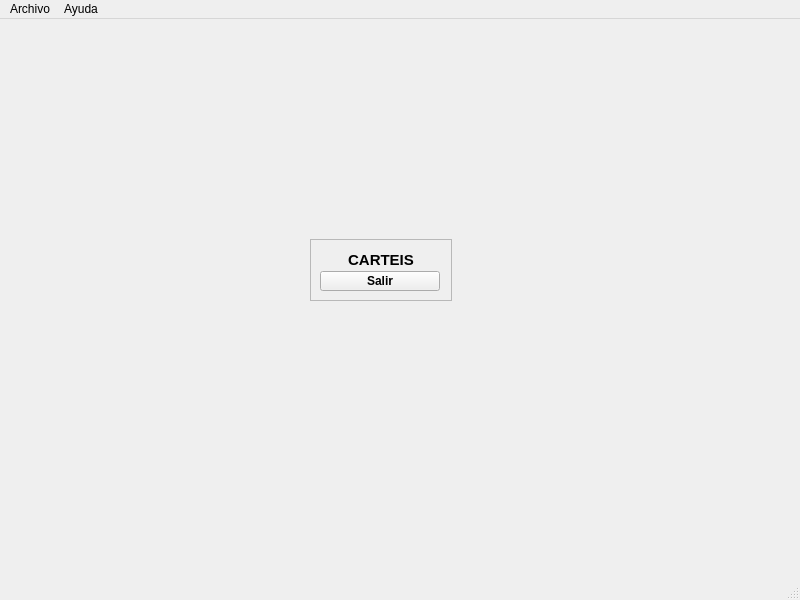
XoanCarlos/perezgonzalez2324, file MainWindow.ui: the form before one commit.
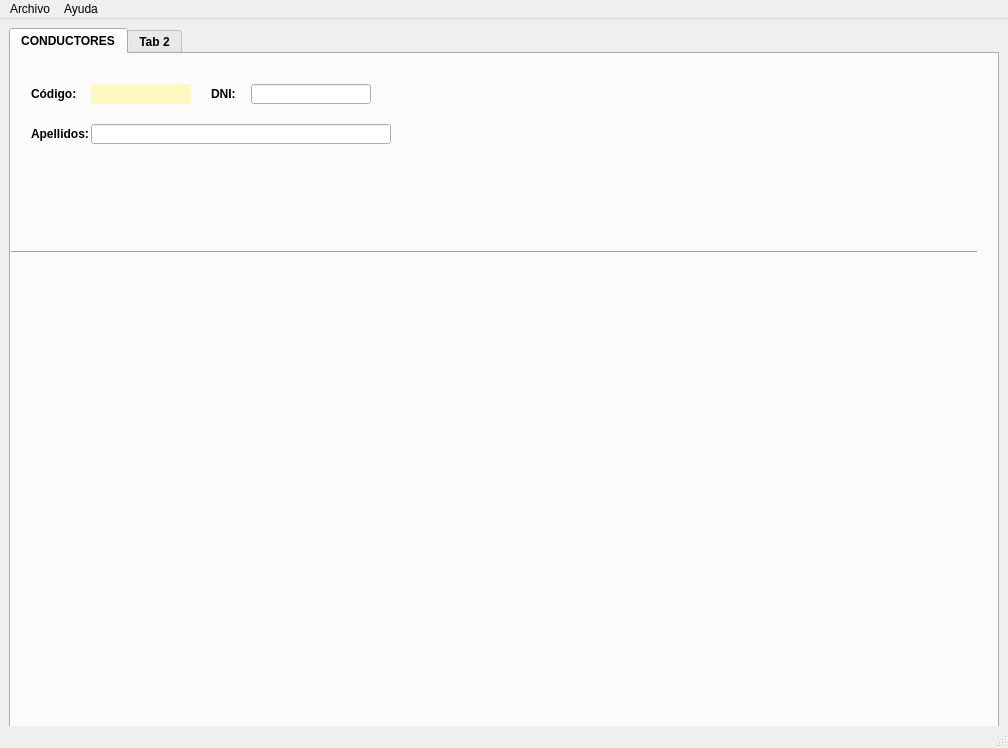
The form after the commit. Icons and pictures are not drawn.

Patch:
```diff
--- a/MainWindow.ui
+++ b/MainWindow.ui
@@ -6,8 +6,8 @@
    <rect>
     <x>0</x>
     <y>0</y>
-    <width>800</width>
-    <height>600</height>
+    <width>1008</width>
+    <height>748</height>
    </rect>
   </property>
   <property name="sizePolicy">
@@ -18,138 +18,223 @@
   </property>
   <property name="minimumSize">
    <size>
-    <width>0</width>
-    <height>0</height>
+    <width>800</width>
+    <height>600</height>
    </size>
   </property>
-  <property name="font">
-   <font>
-    <pointsize>9</pointsize>
-   </font>
+  <property name="maximumSize">
+   <size>
+    <width>1920</width>
+    <height>1080</height>
+   </size>
   </property>
   <property name="windowTitle">
    <string>CarTeis</string>
   </property>
+  <property name="windowIcon">
+   <iconset>
+    <normaloff>img/logo.ico</normaloff>
+    <normalon>img/logo.ico</normalon>img/logo.ico</iconset>
+  </property>
+  <property name="iconSize">
+   <size>
+    <width>64</width>
+    <height>64</height>
+   </size>
+  </property>
   <widget class="QWidget" name="centralwidget">
-   <property name="sizePolicy">
-    <sizepolicy hsizetype="Minimum" vsizetype="Minimum">
-     <horstretch>0</horstretch>
-     <verstretch>0</verstretch>
-    </sizepolicy>
-   </property>
-   <property name="layoutDirection">
-    <enum>Qt::LeftToRight</enum>
-   </property>
-   <widget class="QFrame" name="frame">
-    <property name="geometry">
-     <rect>
-      <x>310</x>
-      <y>220</y>
-      <width>142</width>
-      <height>62</height>
-     </rect>
-    </property>
-    <property name="sizePolicy">
-     <sizepolicy hsizetype="Expanding" vsizetype="Expanding">
-      <horstretch>0</horstretch>
-      <verstretch>0</verstretch>
-     </sizepolicy>
-    </property>
-    <property name="frameShape">
-     <enum>QFrame::StyledPanel</enum>
-    </property>
-    <property name="frameShadow">
-     <enum>QFrame::Sunken</enum>
-    </property>
-    <layout class="QGridLayout" name="gridLayout_2" rowstretch="0">
-     <item row="0" column="0">
-      <layout class="QGridLayout" name="gridLayout" rowstretch="0,0" columnstretch="0" columnminimumwidth="0">
-       <property name="sizeConstraint">
-        <enum>QLayout::SetDefaultConstraint</enum>
+   <layout class="QGridLayout" name="gridLayout_3">
+    <item row="0" column="0">
+     <widget class="QTabWidget" name="tabPrincipal">
+      <property name="minimumSize">
+       <size>
+        <width>980</width>
+        <height>700</height>
+       </size>
+      </property>
+      <property name="font">
+       <font>
+        <weight>75</weight>
+        <bold>true</bold>
+       </font>
+      </property>
+      <property name="currentIndex">
+       <number>0</number>
+      </property>
+      <widget class="QWidget" name="tabDrivers">
+       <property name="sizePolicy">
+        <sizepolicy hsizetype="Preferred" vsizetype="Preferred">
+         <horstretch>0</horstretch>
+         <verstretch>0</verstretch>
+        </sizepolicy>
        </property>
-       <property name="spacing">
-        <number>0</number>
-       </property>
-       <item row="0" column="0">
-        <widget class="QLabel" name="lblTitulo">
-         <property name="sizePolicy">
-          <sizepolicy hsizetype="Expanding" vsizetype="Expanding">
-           <horstretch>1</horstretch>
-           <verstretch>1</verstretch>
-          </sizepolicy>
-         </property>
-         <property name="minimumSize">
-          <size>
-           <width>120</width>
-           <height>20</height>
-          </size>
-         </property>
-         <property name="maximumSize">
-          <size>
-           <width>240</width>
-           <height>40</height>
-          </size>
-         </property>
-         <property name="font">
-          <font>
-           <pointsize>11</pointsize>
-           <weight>75</weight>
-           <bold>true</bold>
-          </font>
-         </property>
-         <property name="text">
-          <string>CARTEIS</string>
-         </property>
-         <property name="alignment">
-          <set>Qt::AlignCenter</set>
-         </property>
-        </widget>
-       </item>
-       <item row="1" column="0">
-        <widget class="QPushButton" name="btnSalir">
-         <property name="sizePolicy">
-          <sizepolicy hsizetype="Expanding" vsizetype="Expanding">
-           <horstretch>1</horstretch>
-           <verstretch>1</verstretch>
-          </sizepolicy>
-         </property>
-         <property name="minimumSize">
-          <size>
-           <width>120</width>
-           <height>20</height>
-          </size>
-         </property>
-         <property name="maximumSize">
-          <size>
-           <width>120</width>
-           <height>20</height>
-          </size>
-         </property>
-         <property name="font">
-          <font>
-           <weight>75</weight>
-           <bold>true</bold>
-          </font>
-         </property>
-         <property name="autoFillBackground">
-          <bool>false</bool>
-         </property>
-         <property name="text">
-          <string>Salir</string>
-         </property>
-        </widget>
-       </item>
-      </layout>
-     </item>
-    </layout>
-   </widget>
+       <attribute name="title">
+        <string>CONDUCTORES</string>
+       </attribute>
+       <widget class="Line" name="line">
+        <property name="geometry">
+         <rect>
+          <x>0</x>
+          <y>190</y>
+          <width>966</width>
+          <height>16</height>
+         </rect>
+        </property>
+        <property name="sizePolicy">
+         <sizepolicy hsizetype="Expanding" vsizetype="Fixed">
+          <horstretch>0</horstretch>
+          <verstretch>0</verstretch>
+         </sizepolicy>
+        </property>
+        <property name="orientation">
+         <enum>Qt::Horizontal</enum>
+        </property>
+       </widget>
+       <widget class="QLabel" name="lblCod">
+        <property name="geometry">
+         <rect>
+          <x>20</x>
+          <y>30</y>
+          <width>50</width>
+          <height>20</height>
+         </rect>
+        </property>
+        <property name="minimumSize">
+         <size>
+          <width>50</width>
+          <height>20</height>
+         </size>
+        </property>
+        <property name="text">
+         <string>Código:</string>
+        </property>
+       </widget>
+       <widget class="QLabel" name="lblcodbd">
+        <property name="geometry">
+         <rect>
+          <x>80</x>
+          <y>30</y>
+          <width>100</width>
+          <height>20</height>
+         </rect>
+        </property>
+        <property name="minimumSize">
+         <size>
+          <width>100</width>
+          <height>20</height>
+         </size>
+        </property>
+        <property name="styleSheet">
+         <string notr="true">background-color: rgb(255, 248, 192);</string>
+        </property>
+        <property name="text">
+         <string/>
+        </property>
+       </widget>
+       <widget class="QLabel" name="lblDni">
+        <property name="geometry">
+         <rect>
+          <x>200</x>
+          <y>30</y>
+          <width>50</width>
+          <height>20</height>
+         </rect>
+        </property>
+        <property name="minimumSize">
+         <size>
+          <width>50</width>
+          <height>20</height>
+         </size>
+        </property>
+        <property name="text">
+         <string>DNI:</string>
+        </property>
+       </widget>
+       <widget class="QLineEdit" name="txtDni">
+        <property name="geometry">
+         <rect>
+          <x>240</x>
+          <y>30</y>
+          <width>120</width>
+          <height>20</height>
+         </rect>
+        </property>
+        <property name="minimumSize">
+         <size>
+          <width>120</width>
+          <height>20</height>
+         </size>
+        </property>
+       </widget>
+       <widget class="QLabel" name="lblApel">
+        <property name="geometry">
+         <rect>
+          <x>20</x>
+          <y>70</y>
+          <width>60</width>
+          <height>20</height>
+         </rect>
+        </property>
+        <property name="minimumSize">
+         <size>
+          <width>60</width>
+          <height>20</height>
+         </size>
+        </property>
+        <property name="text">
+         <string>Apellidos:</string>
+        </property>
+       </widget>
+       <widget class="QLineEdit" name="txtApel">
+        <property name="geometry">
+         <rect>
+          <x>80</x>
+          <y>70</y>
+          <width>300</width>
+          <height>20</height>
+         </rect>
+        </property>
+        <property name="minimumSize">
+         <size>
+          <width>300</width>
+          <height>20</height>
+         </size>
+        </property>
+       </widget>
+      </widget>
+      <widget class="QWidget" name="tab_2">
+       <attribute name="title">
+        <string>Tab 2</string>
+       </attribute>
+       <widget class="QLabel" name="label_2">
+        <property name="geometry">
+         <rect>
+          <x>120</x>
+          <y>90</y>
+          <width>131</width>
+          <height>16</height>
+         </rect>
+        </property>
+        <property name="text">
+         <string>Esta es la pestaña 2</string>
+        </property>
+       </widget>
+      </widget>
+     </widget>
+    </item>
+    <item row="1" column="0">
+     <widget class="QFrame" name="gridFrame">
+      <layout class="QGridLayout" name="gridLayout"/>
+     </widget>
+    </item>
+   </layout>
   </widget>
   <widget class="QMenuBar" name="menuBar">
    <property name="geometry">
     <rect>
      <x>0</x>
      <y>0</y>
-     <width>800</width>
+     <width>1008</width>
      <height>21</height>
     </rect>
    </property>
@@ -159,14 +244,14 @@
     </property>
     <addaction name="actionSalir"/>
    </widget>
-   <widget class="QMenu" name="menuAyuda">
+   <widget class="QMenu" name="menuHelp">
     <property name="title">
      <string>Ayuda</string>
     </property>
     <addaction name="actionAcerca_de"/>
    </widget>
    <addaction name="menuArchivo"/>
-   <addaction name="menuAyuda"/>
+   <addaction name="menuHelp"/>
   </widget>
   <widget class="QStatusBar" name="statusBar"/>
   <action name="actionSalir">
```
Left out of the diff: 8 changed lines with no effect on the pictures.
